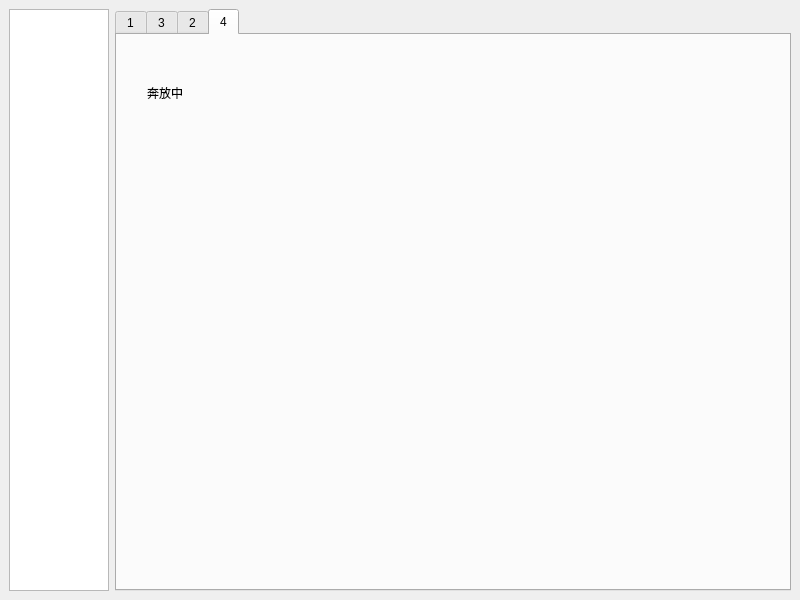
Above: mainwindow.ui from kinvcode/BattleMush before the change. Below: the same form after it.
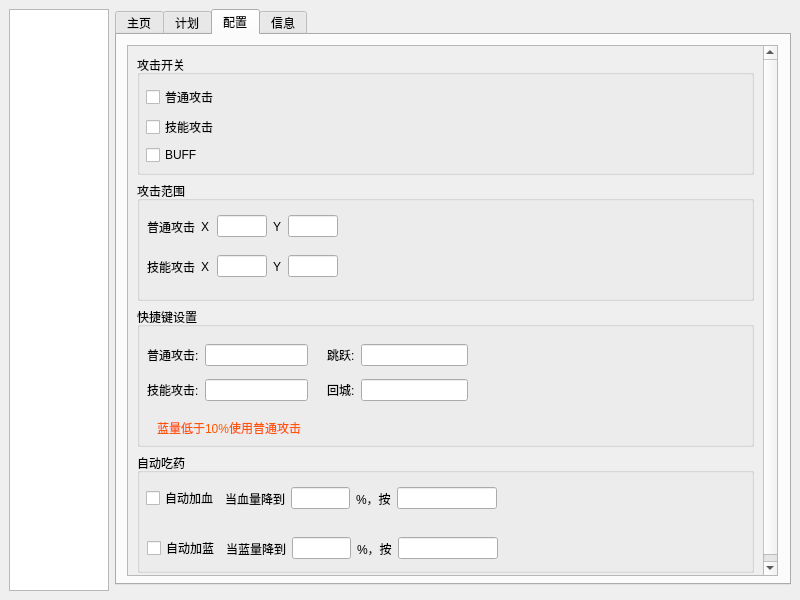
That is the form after the change. The open tabs and pages were chosen to show the change. Custom widgets are drawn as their Qt base class.

Commit message: 调整布局

Patch:
```diff
--- a/mainwindow.ui
+++ b/mainwindow.ui
@@ -23,7 +23,7 @@
    </size>
   </property>
   <property name="windowTitle">
-   <string>变色龙简易助手</string>
+   <string>华夏东海舰队 - 自由舰</string>
   </property>
   <widget class="QWidget" name="centralwidget">
    <layout class="QVBoxLayout" name="verticalLayout_2">
@@ -39,17 +39,23 @@
         </property>
        </widget>
       </item>
-      <item row="0" column="1" rowspan="2">
+      <item row="0" column="2">
        <widget class="QTabWidget" name="tabWidget">
         <property name="enabled">
          <bool>true</bool>
         </property>
+        <property name="maximumSize">
+         <size>
+          <width>16777215</width>
+          <height>600</height>
+         </size>
+        </property>
         <property name="currentIndex">
-         <number>0</number>
+         <number>2</number>
         </property>
         <widget class="QWidget" name="tab_main">
          <attribute name="title">
-          <string>1</string>
+          <string>主页</string>
          </attribute>
          <widget class="QTextEdit" name="textEdit_log">
           <property name="geometry">
@@ -67,7 +73,7 @@
             <x>10</x>
             <y>10</y>
             <width>651</width>
-            <height>331</height>
+            <height>401</height>
            </rect>
           </property>
           <property name="verticalScrollBarPolicy">
@@ -83,9 +89,9 @@
            <property name="geometry">
             <rect>
              <x>0</x>
-             <y>-79</y>
+             <y>0</y>
              <width>635</width>
-             <height>748</height>
+             <height>399</height>
             </rect>
            </property>
            <layout class="QVBoxLayout" name="verticalLayout_4">
@@ -102,13 +108,13 @@
                 <property name="minimumSize">
                  <size>
                   <width>0</width>
-                  <height>330</height>
+                  <height>50</height>
                  </size>
                 </property>
                 <property name="maximumSize">
                  <size>
                   <width>16777215</width>
-                  <height>330</height>
+                  <height>85</height>
                  </size>
                 </property>
                 <property name="title">
@@ -142,15 +148,10 @@
                   <bool>false</bool>
                  </property>
                 </widget>
+               </widget>
+              </item>
+              <item>
                 <widget class="QGroupBox" name="groupBox_6">
-                 <property name="geometry">
-                  <rect>
-                   <x>20</x>
-                   <y>90</y>
-                   <width>581</width>
-                   <height>221</height>
-                  </rect>
-                 </property>
                  <property name="title">
                   <string>计划任务监控</string>
                  </property>
@@ -282,6 +283,129 @@
                   </layout>
                  </widget>
                 </widget>
+              </item>
+             </layout>
+            </item>
+           </layout>
+          </widget>
+         </widget>
+        </widget>
+        <widget class="QWidget" name="tab_plan_sequence">
+         <attribute name="title">
+          <string>计划</string>
+         </attribute>
+         <widget class="QTableWidget" name="tableWidget">
+          <property name="geometry">
+           <rect>
+            <x>10</x>
+            <y>60</y>
+            <width>651</width>
+            <height>481</height>
+           </rect>
+          </property>
+         </widget>
+         <widget class="QPushButton" name="pushButton_add_plan">
+          <property name="geometry">
+           <rect>
+            <x>10</x>
+            <y>10</y>
+            <width>120</width>
+            <height>35</height>
+           </rect>
+          </property>
+          <property name="minimumSize">
+           <size>
+            <width>120</width>
+            <height>35</height>
+           </size>
+          </property>
+          <property name="maximumSize">
+           <size>
+            <width>120</width>
+            <height>35</height>
+           </size>
+          </property>
+          <property name="text">
+           <string>新增计划</string>
+          </property>
+         </widget>
+        </widget>
+        <widget class="QWidget" name="tab_other">
+         <attribute name="title">
+          <string>配置</string>
+         </attribute>
+         <widget class="QScrollArea" name="scrollArea_2">
+          <property name="geometry">
+           <rect>
+            <x>10</x>
+            <y>10</y>
+            <width>651</width>
+            <height>531</height>
+           </rect>
+          </property>
+          <property name="widgetResizable">
+           <bool>true</bool>
+          </property>
+          <widget class="QWidget" name="scrollAreaWidgetContents_2">
+           <property name="geometry">
+            <rect>
+             <x>0</x>
+             <y>0</y>
+             <width>635</width>
+             <height>536</height>
+            </rect>
+           </property>
+           <layout class="QVBoxLayout" name="verticalLayout_3">
+            <item>
+             <widget class="QGroupBox" name="groupBox_attack_switch">
+              <property name="minimumSize">
+               <size>
+                <width>0</width>
+                <height>120</height>
+               </size>
+              </property>
+              <property name="maximumSize">
+               <size>
+                <width>16777215</width>
+                <height>120</height>
+               </size>
+              </property>
+              <property name="title">
+               <string>攻击开关</string>
+              </property>
+              <widget class="QWidget" name="verticalLayoutWidget_2">
+               <property name="geometry">
+                <rect>
+                 <x>9</x>
+                 <y>30</y>
+                 <width>181</width>
+                 <height>80</height>
+                </rect>
+               </property>
+               <layout class="QVBoxLayout" name="verticalLayout_5">
+                <item>
+                 <widget class="QCheckBox" name="checkBox">
+                  <property name="text">
+                   <string>普通攻击</string>
+                  </property>
+                 </widget>
+                </item>
+                <item>
+                 <widget class="QCheckBox" name="checkBox_2">
+                  <property name="text">
+                   <string>技能攻击</string>
+                  </property>
+                 </widget>
+                </item>
+                <item>
+                 <widget class="QCheckBox" name="checkBox_3">
+                  <property name="text">
+                   <string>BUFF</string>
+                  </property>
+                 </widget>
+                </item>
+               </layout>
+              </widget>
                </widget>
               </item>
               <item>
@@ -298,7 +422,7 @@
                 <widget class="QWidget" name="horizontalLayoutWidget_3">
                  <property name="geometry">
                   <rect>
-                   <x>30</x>
+                 <x>10</x>
                    <y>70</y>
                    <width>191</width>
                    <height>31</height>
@@ -357,7 +481,7 @@
                 <widget class="QWidget" name="horizontalLayoutWidget_4">
                  <property name="geometry">
                   <rect>
-                   <x>30</x>
+                 <x>10</x>
                    <y>30</y>
                    <width>191</width>
                    <height>31</height>
@@ -429,7 +553,7 @@
                 <widget class="QWidget" name="verticalLayoutWidget">
                  <property name="geometry">
                   <rect>
-                   <x>20</x>
+                 <x>10</x>
                    <y>30</y>
                    <width>161</width>
                    <height>71</height>
@@ -475,7 +599,7 @@
                 <widget class="QWidget" name="gridLayoutWidget">
                  <property name="geometry">
                   <rect>
-                   <x>200</x>
+                 <x>190</x>
                    <y>30</y>
                    <width>141</width>
                    <height>71</height>
@@ -649,54 +773,16 @@
                </widget>
               </item>
              </layout>
-            </item>
-           </layout>
+           <zorder>groupBox_attack</zorder>
+           <zorder>groupBox_key_binding</zorder>
+           <zorder>HealthBox</zorder>
+           <zorder>groupBox_attack_switch</zorder>
           </widget>
          </widget>
         </widget>
-        <widget class="QWidget" name="tab_plan_sequence">
-         <attribute name="title">
-          <string>3</string>
-         </attribute>
-         <widget class="QTableWidget" name="tableWidget">
-          <property name="geometry">
-           <rect>
-            <x>10</x>
-            <y>60</y>
-            <width>651</width>
-            <height>481</height>
-           </rect>
-          </property>
-         </widget>
-         <widget class="QPushButton" name="pushButton_add_plan">
-          <property name="geometry">
-           <rect>
-            <x>10</x>
-            <y>10</y>
-            <width>120</width>
-            <height>35</height>
-           </rect>
-          </property>
-          <property name="minimumSize">
-           <size>
-            <width>120</width>
-            <height>35</height>
-           </size>
-          </property>
-          <property name="maximumSize">
-           <size>
-            <width>120</width>
-            <height>35</height>
-           </size>
-          </property>
-          <property name="text">
-           <string>新增计划</string>
-          </property>
-         </widget>
-        </widget>
         <widget class="QWidget" name="tab_info">
          <attribute name="title">
-          <string>2</string>
+          <string>信息</string>
          </attribute>
          <widget class="QGroupBox" name="groupBox">
           <property name="geometry">
@@ -952,24 +1038,6 @@
           </widget>
          </widget>
         </widget>
-        <widget class="QWidget" name="tab_other">
-         <attribute name="title">
-          <string>4</string>
-         </attribute>
-         <widget class="QLabel" name="label_4">
-          <property name="geometry">
-           <rect>
-            <x>30</x>
-            <y>50</y>
-            <width>53</width>
-            <height>15</height>
-           </rect>
-          </property>
-          <property name="text">
-           <string>奔放中</string>
-          </property>
-         </widget>
-        </widget>
        </widget>
       </item>
      </layout>
```
Lines whose indentation alone changed are shown as unchanged. The commit also changes 1 other file.
